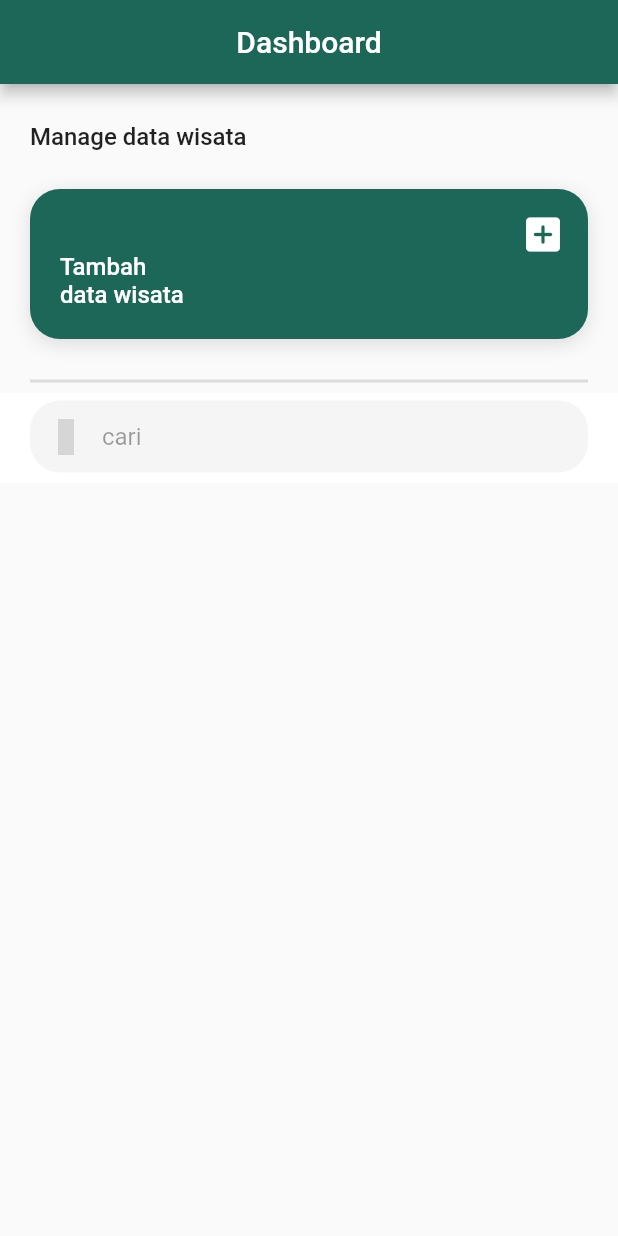
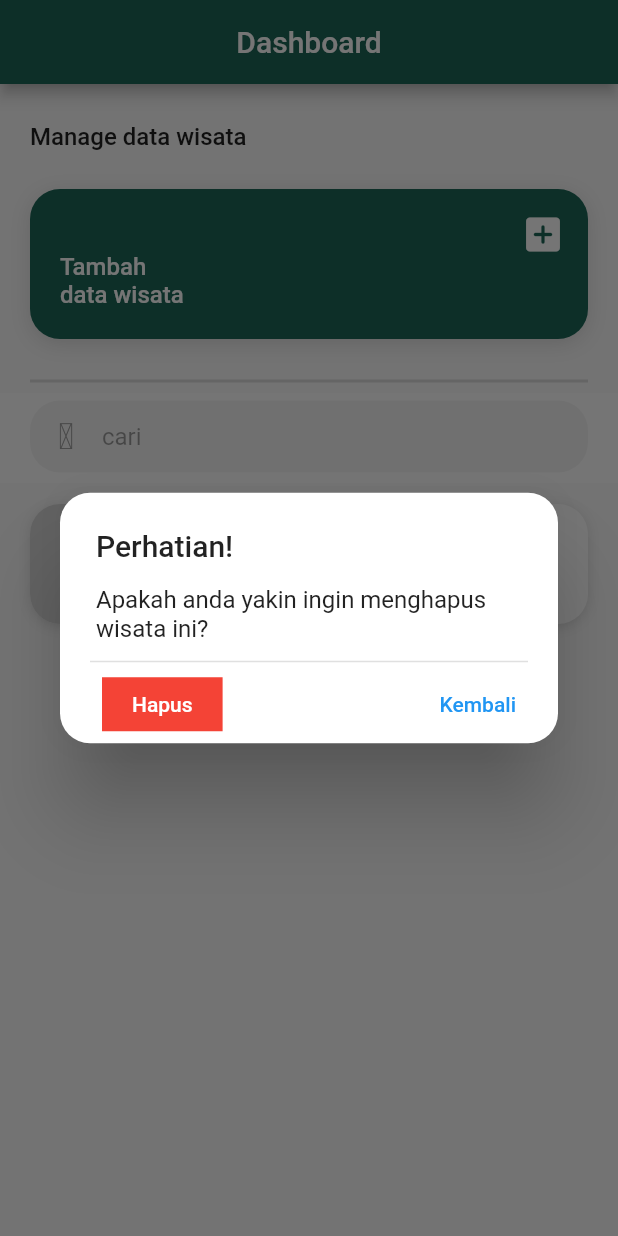
Before and after one commit to anggaeriansyah/wite-dashboard, a Flutter app: the screen it shows after launch, after a tap on the "add box" icon, after a tap on the "delete" icon, on a phone screen of 412 x 824 dp. Run offline on Flutter 3.47's test engine with Material 2 defaults, Android fonts, the phone set to English and light mode, and no system bars; drawn by our look-alikes of cached_network_image; our stand-ins replace cloud_firestore, firebase_core, font_awesome_flutter, get, glass, iconsax and 1 more; accounts and stored records are empty; network calls fail; grey boxes are pictures that could not be loaded.

Commit message:
menambahkan fitur delete wisata dengan show dialog

```diff
--- a/lib/Screen/Dashboard.dart
+++ b/lib/Screen/Dashboard.dart
@@ -648,10 +648,12 @@
                                                     ),
                                                     InkWell(
                                                       onTap: () {
-                                                        document.reference
-                                                            .delete()
-                                                            .then((value) => print(
-                                                                "Delete berhasil"));
+                                                        _dialogBuilder(
+                                                            context, document);
+                                                        // document.reference
+                                                        //     .delete()
+                                                        //     .then((value) => print(
+                                                        //         "Delete berhasil"));
                                                       },
                                                       child: Icon(
                                                         Icons.delete,
@@ -673,3 +675,61 @@
         ));
   }
 }
+
+Future<void> _dialogBuilder(BuildContext context, data) {
+  return showDialog<void>(
+    context: context,
+    builder: (BuildContext context) {
+      return AlertDialog(
+        contentPadding: const EdgeInsets.fromLTRB(24.0, 15, 24.0, 10),
+        actionsPadding: const EdgeInsets.fromLTRB(20, 0, 20, 0),
+        shape: const RoundedRectangleBorder(
+            borderRadius: BorderRadius.all(Radius.circular(20))),
+        title: const Text('Perhatian!'),
+        content: const Text(
+          'Apakah anda yakin ingin menghapus wisata ini?',
+          style: TextStyle(fontSize: 16),
+        ),
+        actions: <Widget>[
+          const Divider(
+            thickness: 1,
+            height: 5,
+          ),
+          Row(
+            mainAxisAlignment: MainAxisAlignment.spaceBetween,
+            children: [
+              TextButton(
+                style: TextButton.styleFrom(
+                  textStyle: Theme.of(context).textTheme.labelLarge,
+                ),
+                child: Container(
+                    padding: const EdgeInsets.symmetric(
+                        horizontal: 20, vertical: 10),
+                    color: Colors.red,
+                    child: const Text(
+                      'Hapus',
+                      style: TextStyle(color: Colors.white),
+                    )),
+                onPressed: () {
+                  data.reference
+                      .delete()
+                      .then((value) => print("Delete berhasil"));
+                  Navigator.of(context).pop();
+                },
+              ),
+              TextButton(
+                style: TextButton.styleFrom(
+                  textStyle: Theme.of(context).textTheme.labelLarge,
+                ),
+                child: const Text('Kembali'),
+                onPressed: () {
+                  Navigator.of(context).pop();
+                },
+              ),
+            ],
+          ),
+        ],
+      );
+    },
+  );
+}
```
